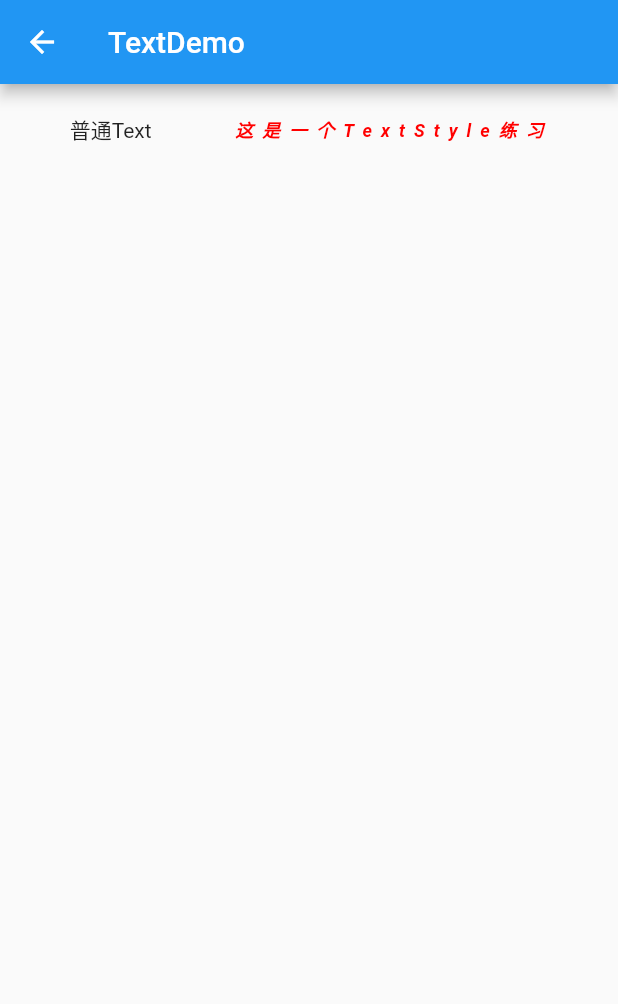
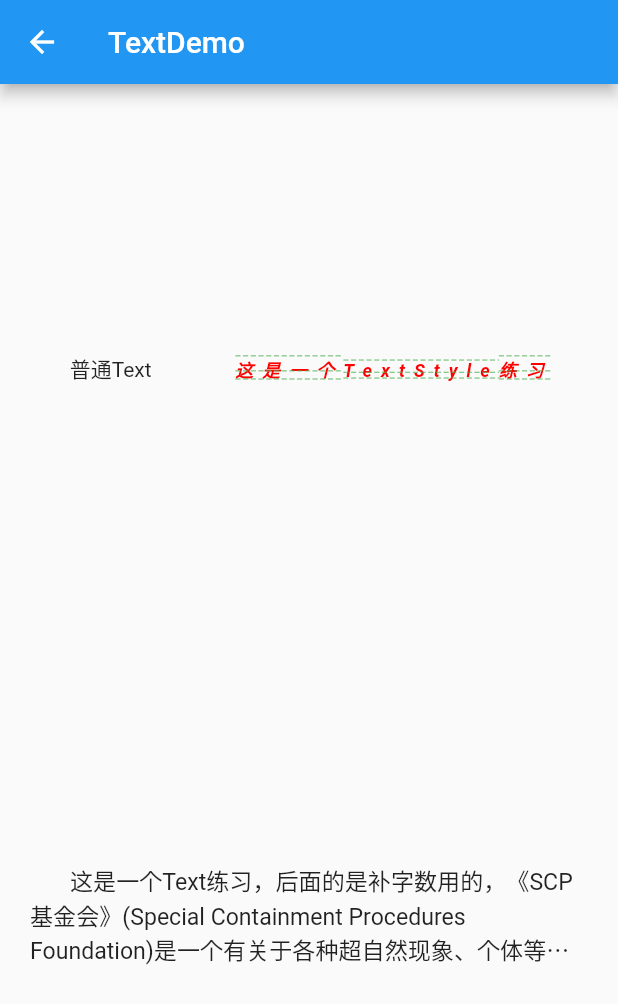
Before and after one commit to zxc880301/learnflutter, a Flutter app: the screen it shows after launch, after a tap on "Text组件", on a phone screen of 412 x 824 dp. Shown: the top 1004 px of the screen. Run offline on Flutter 3.47's test engine with Material 2 defaults, Android fonts, the phone set to English and light mode, and no system bars.

Commit message:
新写了Button、TextField、Form的demo

```diff
--- a/flutter_learn/flutter_learn/lib/config/consts.dart
+++ b/flutter_learn/flutter_learn/lib/config/consts.dart
@@ -3,11 +3,15 @@ import 'package:flutter_learn/splash/splash_screen.dart';
 import 'package:flutter_learn/home/home.dart';
 import 'package:flutter_learn/business/one.dart';
 import 'package:flutter_learn/widget/text/textdemo.dart';
+import 'package:flutter_learn/widget/button/buttondemo.dart';
+import 'package:flutter_learn/widget/textfield/textfielddemo.dart';
 
 class RouteConfig{
 
   static final Map<String, WidgetBuilder> routes = {
     "/text_normal":(BuildContext context) => TextDemo(),
+    "/button_normal":(BuildContext ctx) => ButtonDemo(),
+    "/textfield_normal":(BuildContext context) => TextFieldDemo(),
     "/one":(BuildContext context) => OnePage(),
     "/home": (BuildContext context) => HomePage(),
     "/":(BuildContext context) => SplashScreen(),
--- a/flutter_learn/flutter_learn/lib/home/home.dart
+++ b/flutter_learn/flutter_learn/lib/home/home.dart
@@ -1,12 +1,11 @@
 import 'package:flutter/material.dart';
 
-
-class HomePage extends StatefulWidget{
+class HomePage extends StatefulWidget {
   @override
   State<StatefulWidget> createState() => HomePageState();
 }
 
-class HomePageState extends State<HomePage>{
+class HomePageState extends State<HomePage> {
   @override
   Widget build(BuildContext context) {
     print("HomePageState----------build");
@@ -15,25 +14,30 @@ class HomePageState extends State<HomePage>{
         body: Column(
           crossAxisAlignment: CrossAxisAlignment.stretch,
           children: <Widget>[
-            MyButton(to1page,"Text组件"),
+            MyButton(toTextDemoPage, "Text组件"),
+            MyButton(toButtonDemoPage, "Button组件"),
+            MyButton(toTextFieldDemoPage, "TextField组件"),
           ],
-      )
-    );
+        ));
   }
 
-  void to1page(){
+  void toTextDemoPage() {
     Navigator.pushNamed(context, "/text_normal");
   }
 
+  void toButtonDemoPage() {
+    Navigator.pushNamed(context, "/button_normal");
   }
 
-
-
-
+  void toTextFieldDemoPage() {
+    Navigator.pushNamed(context, "/textfield_normal");
+  }
+}
 
 ///这是一个按钮
-class MyButton extends StatelessWidget{
-  MyButton(this.pressed,this.text);
+class MyButton extends StatelessWidget {
+  MyButton(this.pressed, this.text);
+
   VoidCallback pressed;
   String text;
 
@@ -51,7 +55,4 @@ class MyButton extends StatelessWidget{
 
     return myBtn;
   }
-
-
-
 }
--- a/flutter_learn/flutter_learn/lib/widget/text/textdemo.dart
+++ b/flutter_learn/flutter_learn/lib/widget/text/textdemo.dart
@@ -9,9 +9,10 @@ class TextDemo extends StatelessWidget{
       body: Container(
         padding: EdgeInsets.all(20.0),
         child:Column(
+          mainAxisAlignment: MainAxisAlignment.spaceAround,
         children: <Widget>[
           TextNormal(),
-
+          TextNormal1(),
         ],
       ),
     )
@@ -33,10 +34,31 @@ class TextNormal extends StatelessWidget{
           fontWeight: FontWeight.bold,
           fontStyle: FontStyle.italic,
           letterSpacing: 6.0,
-          textBaseline:TextBaseline.ideographic,
+          decoration: TextDecoration.combine(<TextDecoration>[
+            TextDecoration.lineThrough,
+            TextDecoration.overline,
+            TextDecoration.underline
+          ]),
+          decorationColor: Colors.green,
+          decorationStyle: TextDecorationStyle.dashed
         ),)
 
       ],
     );
   }
 }
+
+class TextNormal1 extends StatelessWidget{
+  @override
+  Widget build(BuildContext context) {
+
+    return Text("       这是一个Text练习，后面的是补字数用的，《SCP基金会》(Special Containment Procedures Foundation)是一个有关于各种超自然现象、个体等等事件的系列作品，由于作者数量众多且面向全球，符合条件的文章都可以被接纳。",
+      softWrap: true,
+      maxLines: 3,
+      overflow: TextOverflow.ellipsis,
+      textScaleFactor: 1.1,
+      textAlign: TextAlign.start,
+      semanticsLabel: "double dollar",
+    );
+  }
+}
```
Also changed, not shown: flutter_learn/flutter_learn/lib/widget/button/buttondemo.dart (added, +127 -0 lines), flutter_learn/flutter_learn/lib/widget/textfield/textfielddemo.dart (added, +113 -0 lines). Lines whose indentation alone changed are shown as unchanged.
